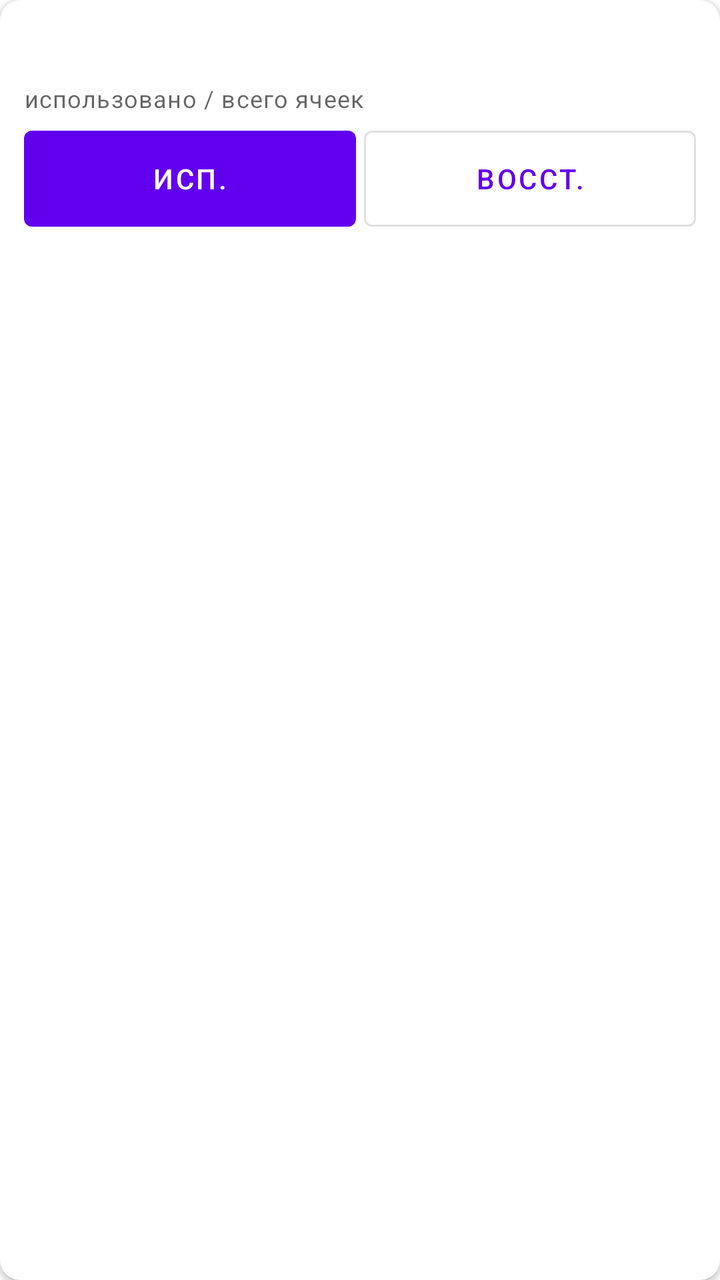
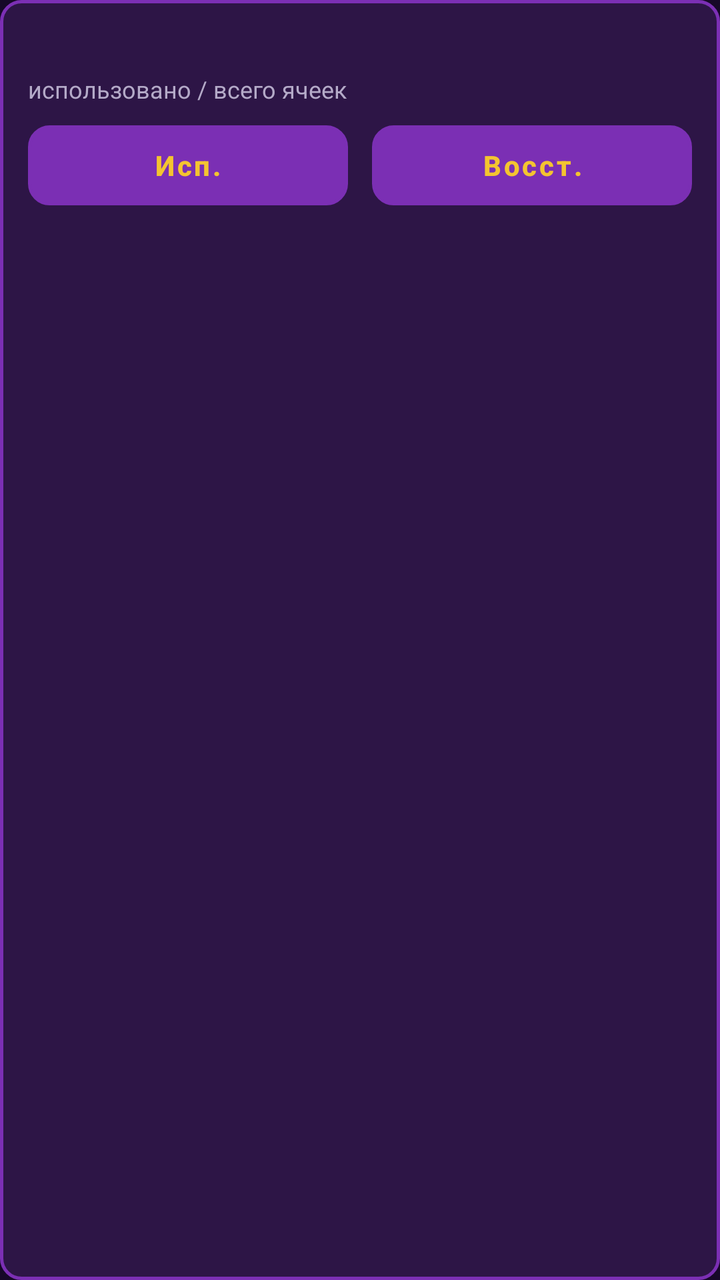

An Android layout rendered at two revisions. The XML below is the earlier revision; the diff shows what the commit changed to produce the second picture.
<!-- AndroidManifest.xml: application theme Theme.SpellTracker -->
<!-- res/layout/item_slot.xml -->
<?xml version="1.0" encoding="utf-8"?>
<com.google.android.material.card.MaterialCardView
    xmlns:android="http://schemas.android.com/apk/res/android"
    xmlns:app="http://schemas.android.com/apk/res-auto"
    android:layout_width="match_parent"
    android:layout_height="wrap_content"
    android:layout_marginVertical="4dp"
    app:cardCornerRadius="10dp"
    app:cardElevation="2dp"
    app:cardUseCompatPadding="false">

    <LinearLayout
        android:layout_width="match_parent"
        android:layout_height="wrap_content"
        android:orientation="vertical"
        android:padding="12dp">

        <LinearLayout
            android:layout_width="match_parent"
            android:layout_height="wrap_content"
            android:orientation="horizontal"
            android:gravity="center_vertical">

            <TextView
                android:id="@+id/slot_level"
                android:layout_width="0dp"
                android:layout_height="wrap_content"
                android:layout_weight="1"
                android:textAppearance="?attr/textAppearanceHeadline6"
                android:textStyle="bold" />

            <TextView
                android:id="@+id/slot_count"
                android:layout_width="wrap_content"
                android:layout_height="wrap_content"
                android:minWidth="64dp"
                android:gravity="end"
                android:textAppearance="?attr/textAppearanceHeadline6"
                android:textColor="?attr/colorPrimary" />
        </LinearLayout>

        <TextView
            android:layout_width="match_parent"
            android:layout_height="wrap_content"
            android:layout_marginTop="2dp"
            android:text="использовано / всего ячеек"
            android:textAppearance="?attr/textAppearanceCaption" />

        <LinearLayout
            android:layout_width="match_parent"
            android:layout_height="wrap_content"
            android:layout_marginTop="8dp"
            android:orientation="horizontal"
            android:weightSum="2">

            <com.google.android.material.button.MaterialButton
                android:id="@+id/btn_use"
                android:layout_width="0dp"
                android:layout_height="wrap_content"
                android:layout_weight="1"
                android:layout_marginEnd="4dp"
                android:minWidth="0dp"
                android:insetTop="0dp"
                android:insetBottom="0dp"
                android:text="Исп." />

            <com.google.android.material.button.MaterialButton
                android:id="@+id/btn_restore"
                style="@style/Widget.MaterialComponents.Button.OutlinedButton"
                android:layout_width="0dp"
                android:layout_height="wrap_content"
                android:layout_weight="1"
                android:minWidth="0dp"
                android:insetTop="0dp"
                android:insetBottom="0dp"
                android:text="Восст." />
        </LinearLayout>
    </LinearLayout>

</com.google.android.material.card.MaterialCardView>
<!-- resources referenced by this layout -->
<resources>
  <style name="Theme.SpellTracker" parent="Theme.MaterialComponents.DayNight.NoActionBar">
          
          <item name="colorPrimary">@color/purple_500</item>
          <item name="colorPrimaryVariant">@color/purple_700</item>
          <item name="colorOnPrimary">@color/white</item>
          
          <item name="colorSecondary">@color/teal_200</item>
          <item name="colorSecondaryVariant">@color/teal_700</item>
          <item name="colorOnSecondary">@color/black</item>
          
          <item name="android:statusBarColor">?attr/colorPrimaryVariant</item>
          
      </style>
  <color name="purple_500">#FF6200EE</color>
  <color name="purple_700">#FF3700B3</color>
  <color name="white">#FFFFFFFF</color>
  <color name="teal_200">#FF03DAC5</color>
  <color name="teal_700">#FF018786</color>
  <color name="black">#FF000000</color>
</resources>

<!-- the commit's change to res/layout/item_slot.xml (unified diff, before → after) -->
@@ -1,80 +1,78 @@
 <?xml version="1.0" encoding="utf-8"?>
-<com.google.android.material.card.MaterialCardView
-    xmlns:android="http://schemas.android.com/apk/res/android"
-    xmlns:app="http://schemas.android.com/apk/res-auto"
+<LinearLayout xmlns:android="http://schemas.android.com/apk/res/android"
     android:layout_width="match_parent"
     android:layout_height="wrap_content"
-    android:layout_marginVertical="4dp"
-    app:cardCornerRadius="10dp"
-    app:cardElevation="2dp"
-    app:cardUseCompatPadding="false">
+    android:orientation="vertical"
+    android:padding="14dp"
+    android:layout_marginTop="8dp"
+    android:background="@drawable/bg_class_card">
 
     <LinearLayout
         android:layout_width="match_parent"
         android:layout_height="wrap_content"
-        android:orientation="vertical"
-        android:padding="12dp">
+        android:orientation="horizontal"
+        android:gravity="center_vertical">
 
         <LinearLayout
-            android:layout_width="match_parent"
+            android:layout_width="0dp"
+            android:layout_weight="1"
             android:layout_height="wrap_content"
-            android:orientation="horizontal"
-            android:gravity="center_vertical">
-
+            android:orientation="vertical">
             <TextView
                 android:id="@+id/slot_level"
-                android:layout_width="0dp"
-                android:layout_height="wrap_content"
-                android:layout_weight="1"
-                android:textAppearance="?attr/textAppearanceHeadline6"
-                android:textStyle="bold" />
-
-            <TextView
-                android:id="@+id/slot_count"
                 android:layout_width="wrap_content"
                 android:layout_height="wrap_content"
-                android:minWidth="64dp"
-                android:gravity="end"
-                android:textAppearance="?attr/textAppearanceHeadline6"
-                android:textColor="?attr/colorPrimary" />
+                android:textStyle="bold"
+                android:textSize="15sp"
+                android:textColor="@color/text_white" />
+            <TextView
+                android:layout_width="wrap_content"
+                android:layout_height="wrap_content"
+                android:layout_marginTop="2dp"
+                android:text="@string/slot_subtitle"
+                android:textSize="12sp"
+                android:textColor="@color/text_grey" />
         </LinearLayout>
 
         <TextView
-            android:layout_width="match_parent"
+            android:id="@+id/slot_count"
+            android:layout_width="wrap_content"
             android:layout_height="wrap_content"
-            android:layout_marginTop="2dp"
-            android:text="использовано / всего ячеек"
-            android:textAppearance="?attr/textAppearanceCaption" />
-
-        <LinearLayout
-            android:layout_width="match_parent"
-            android:layout_height="wrap_content"
-            android:layout_marginTop="8dp"
-            android:orientation="horizontal"
-            android:weightSum="2">
-
-            <com.google.android.material.button.MaterialButton
-                android:id="@+id/btn_use"
-                android:layout_width="0dp"
-                android:layout_height="wrap_content"
-                android:layout_weight="1"
-                android:layout_marginEnd="4dp"
-                android:minWidth="0dp"
-                android:insetTop="0dp"
-                android:insetBottom="0dp"
-                android:text="Исп." />
-
-            <com.google.android.material.button.MaterialButton
-                android:id="@+id/btn_restore"
-                style="@style/Widget.MaterialComponents.Button.OutlinedButton"
-                android:layout_width="0dp"
-                android:layout_height="wrap_content"
-                android:layout_weight="1"
-                android:minWidth="0dp"
-                android:insetTop="0dp"
-                android:insetBottom="0dp"
-                android:text="Восст." />
-        </LinearLayout>
+            android:textSize="26sp"
+            android:textStyle="bold"
+            android:textColor="@color/gold" />
     </LinearLayout>
 
-</com.google.android.material.card.MaterialCardView>
+    <LinearLayout
+        android:layout_width="match_parent"
+        android:layout_height="wrap_content"
+        android:orientation="horizontal"
+        android:layout_marginTop="10dp">
+
+        <Button
+            android:id="@+id/btn_use"
+            android:layout_width="0dp"
+            android:layout_weight="1"
+            android:layout_height="40dp"
+            android:text="@string/btn_use"
+            android:textAllCaps="false"
+            android:textStyle="bold"
+            android:textColor="@color/gold"
+            android:background="@drawable/bg_button_action"
+            android:layout_marginEnd="6dp"
+            android:stateListAnimator="@null" />
+
+        <Button
+            android:id="@+id/btn_restore"
+            android:layout_width="0dp"
+            android:layout_weight="1"
+            android:layout_height="40dp"
+            android:text="@string/btn_restore"
+            android:textAllCaps="false"
+            android:textStyle="bold"
+            android:textColor="@color/gold"
+            android:background="@drawable/bg_button_action"
+            android:layout_marginStart="6dp"
+            android:stateListAnimator="@null" />
+    </LinearLayout>
+</LinearLayout>
<!-- resource entries referenced after the edit -->
@@ -1,23 +1,68 @@
 <!-- resources referenced by this layout -->
 <resources>
-  <style name="Theme.SpellTracker" parent="Theme.MaterialComponents.DayNight.NoActionBar">
+  <color name="gold">#FFF4C430</color>
+  <color name="text_grey">#FFB4AAC8</color>
+  <color name="text_white">#FFFFFFFF</color>
+  <!-- drawable bg_button_action (drawable) -->
+  <?xml version="1.0" encoding="utf-8"?>
+  <shape xmlns:android="http://schemas.android.com/apk/res/android"
+      android:shape="rectangle">
+      <solid android:color="@color/bg_dark" />
+      <corners android:radius="10dp" />
+      <stroke
+          android:width="1.5dp"
+          android:color="@color/gold" />
+  </shape>
+  <!-- drawable bg_class_card (drawable) -->
+  <?xml version="1.0" encoding="utf-8"?>
+  <shape xmlns:android="http://schemas.android.com/apk/res/android"
+      android:shape="rectangle">
+      <solid android:color="@color/card_bg" />
+      <corners android:radius="10dp" />
+      <stroke
+          android:width="1.5dp"
+          android:color="@color/purple" />
+  </shape>
+  <string name="btn_restore">Восст.</string>
+  <string name="btn_use">Исп.</string>
+  <string name="slot_subtitle">использовано / всего ячеек</string>
+  <style name="Theme.SpellTracker" parent="Theme.MaterialComponents.NoActionBar">
+          <item name="colorPrimary">@color/purple</item>
+          <item name="colorPrimaryVariant">@color/purple_light</item>
+          <item name="colorOnPrimary">@color/text_white</item>
+          <item name="colorSecondary">@color/gold</item>
+          <item name="colorSecondaryVariant">@color/gold</item>
+          <item name="colorOnSecondary">@color/bg_dark</item>
+  
           
-          <item name="colorPrimary">@color/purple_500</item>
-          <item name="colorPrimaryVariant">@color/purple_700</item>
-          <item name="colorOnPrimary">@color/white</item>
+          <item name="android:windowBackground">@drawable/bg_screen_gradient</item>
           
-          <item name="colorSecondary">@color/teal_200</item>
-          <item name="colorSecondaryVariant">@color/teal_700</item>
-          <item name="colorOnSecondary">@color/black</item>
+          <item name="android:statusBarColor">@android:color/transparent</item>
+          <item name="android:navigationBarColor">@android:color/transparent</item>
+          <item name="android:windowDrawsSystemBarBackgrounds">true</item>
+  
           
-          <item name="android:statusBarColor">?attr/colorPrimaryVariant</item>
-          
+          <item name="android:textColorPrimary">@color/text_white</item>
+          <item name="android:textColorSecondary">@color/text_grey</item>
+          <item name="android:textColorTertiary">@color/text_grey_dark</item>
       </style>
-  <color name="purple_500">#FF6200EE</color>
-  <color name="purple_700">#FF3700B3</color>
-  <color name="white">#FFFFFFFF</color>
-  <color name="teal_200">#FF03DAC5</color>
-  <color name="teal_700">#FF018786</color>
-  <color name="black">#FF000000</color>
+  <color name="bg_dark">#FF160828</color>
+  <color name="card_bg">#FF2D1546</color>
+  <color name="purple">#FF7B2FB4</color>
+  <color name="purple_light">#FFAA64DC</color>
+  <!-- drawable bg_screen_gradient (drawable) -->
+  <?xml version="1.0" encoding="utf-8"?>
+  <shape xmlns:android="http://schemas.android.com/apk/res/android"
+      android:shape="rectangle">
+      <gradient
+          android:type="radial"
+          android:gradientRadius="700"
+          android:centerX="0.5"
+          android:centerY="0.35"
+          android:startColor="@color/bg_mid"
+          android:endColor="@color/bg_dark" />
+  </shape>
+  <color name="text_grey_dark">#FF5A506E</color>
+  <color name="bg_mid">#FF5A2A8A</color>
 </resources>
 
